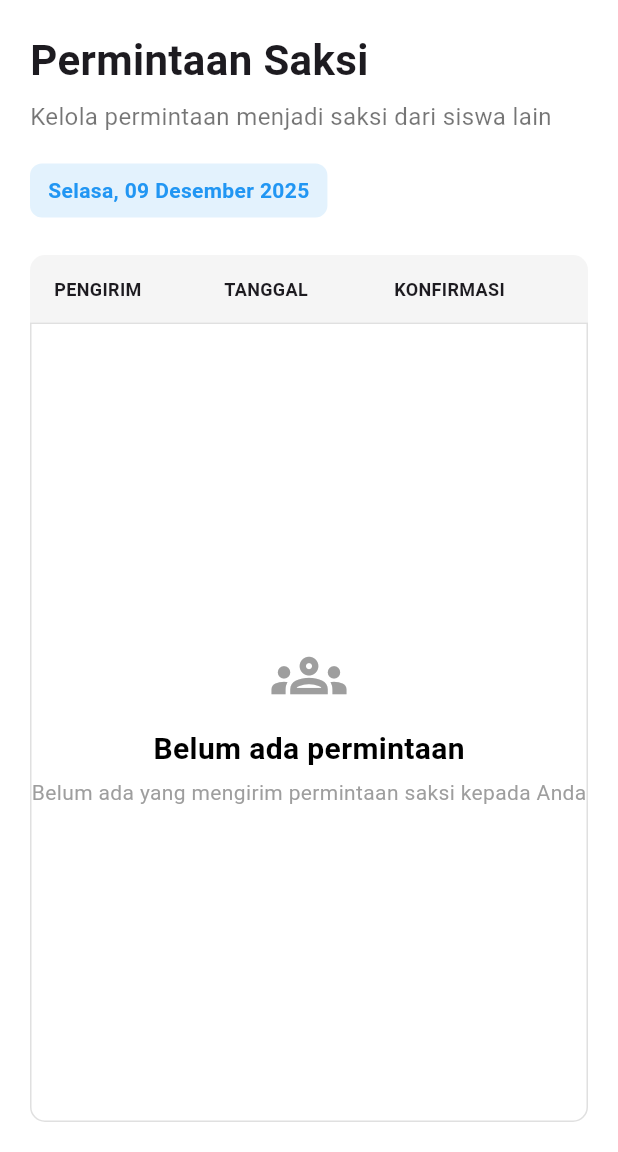
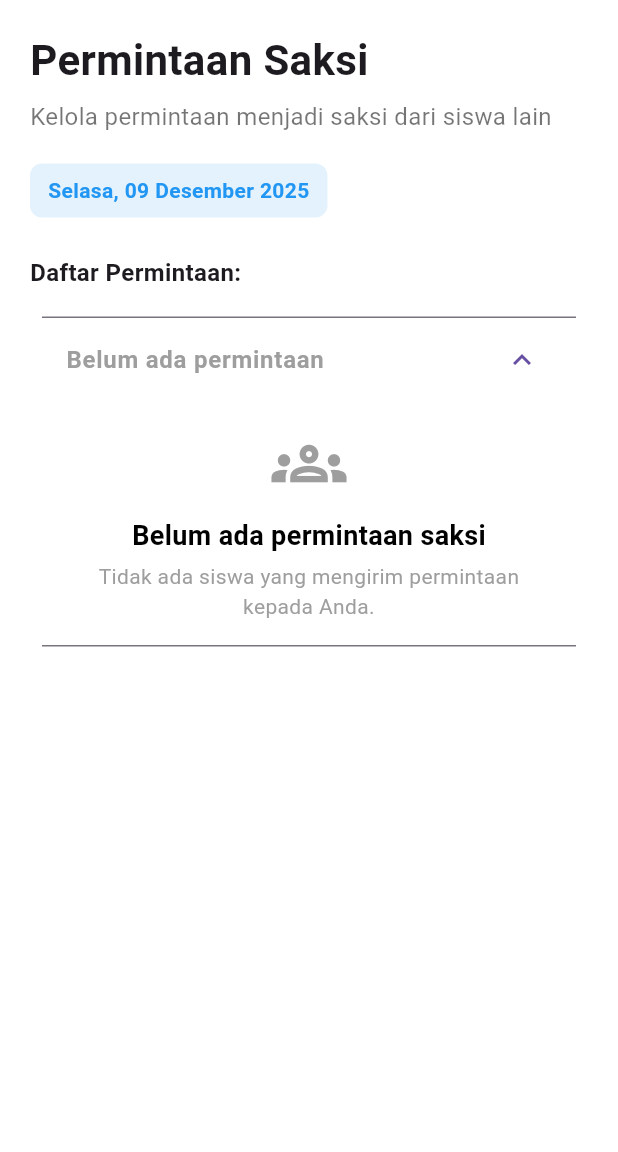
Before and after one commit to Kenjo-Syonin/jurnalku, a Flutter app: the PermintaanSaksiPage screen opened directly, on a phone screen of 412 x 824 dp, the part 84-1236 px from its top. Run offline on Flutter 3.47's test engine with Material 3 defaults, Android fonts, the phone set to English and light mode, and no system bars.

Commit message:
ubah tabel

```diff
--- a/lib/pages/permintaan_saksi.dart
+++ b/lib/pages/permintaan_saksi.dart
@@ -84,55 +84,71 @@ class PermintaanSaksiPage extends StatelessWidget {
   child: Column(
     crossAxisAlignment: CrossAxisAlignment.start,
     children: [
-            const Text("Permintaan Saksi", style: TextStyle(fontSize: 28, fontWeight: FontWeight.bold)),
+      const Text("Permintaan Saksi",
+          style: TextStyle(fontSize: 28, fontWeight: FontWeight.bold)),
       const SizedBox(height: 6),
-            const Text("Kelola permintaan menjadi saksi dari siswa lain", style: TextStyle(fontSize: 16, color: Colors.black54)),
+      const Text("Kelola permintaan menjadi saksi dari siswa lain",
+          style: TextStyle(fontSize: 16, color: Colors.black54)),
       const SizedBox(height: 20),
+
+      // Tanggal Hari Ini
       Container(
         padding: const EdgeInsets.symmetric(horizontal: 12, vertical: 8),
-              decoration: BoxDecoration(color: Colors.blue[50], borderRadius: BorderRadius.circular(8)),
-              child: Text(today, style: const TextStyle(color: Colors.blue, fontWeight: FontWeight.w600)),
+        decoration: BoxDecoration(
+            color: Colors.blue[50], borderRadius: BorderRadius.circular(8)),
+        child: Text(today,
+            style:
+                const TextStyle(color: Colors.blue, fontWeight: FontWeight.w600)),
       ),
+
       const SizedBox(height: 25),
-            Container(
-              decoration: BoxDecoration(
-                color: Colors.grey[100],
-                borderRadius: const BorderRadius.only(topLeft: Radius.circular(10), topRight: Radius.circular(10)),
+      const Text("Daftar Permintaan:",
+          style: TextStyle(fontWeight: FontWeight.bold, fontSize: 16)),
+      const SizedBox(height: 10),
+
+      Expanded(
+        child: Container(
+          padding: const EdgeInsets.all(8),
+          // Jika datanya kosong
+          child: ListView(
+            children: [
+              // Jika belum ada permintaan
+              ExpansionTile(
+                initiallyExpanded: true,
+                title: const Text(
+                  "Belum ada permintaan",
+                  style: TextStyle(
+                      fontWeight: FontWeight.bold, color: Colors.grey),
                 ),
-              padding: const EdgeInsets.symmetric(vertical: 14, horizontal: 16),
-              child: const Row(
-                mainAxisAlignment: MainAxisAlignment.spaceBetween,
+                children: const [
+                  Padding(
+                    padding: EdgeInsets.all(16),
+                    child: Column(
                       children: [
-                  Expanded(child: Text("PENGIRIM", style: TextStyle(fontSize: 12, fontWeight: FontWeight.bold))),
-                  Expanded(child: Text("TANGGAL", style: TextStyle(fontSize: 12, fontWeight: FontWeight.bold))),
-                  Expanded(child: Text("KONFIRMASI", style: TextStyle(fontSize: 12, fontWeight: FontWeight.bold))),
+                        Icon(Icons.groups_outlined, color: Colors.grey, size: 50),
+                        SizedBox(height: 10),
+                        Text("Belum ada permintaan saksi",
+                            style: TextStyle(
+                                fontSize: 18,
+                                fontWeight: FontWeight.bold,
+                                color: Colors.black)),
+                        SizedBox(height: 4),
+                        Text("Tidak ada siswa yang mengirim permintaan kepada Anda.",
+                            textAlign: TextAlign.center,
+                            style: TextStyle(color: Colors.grey)),
                       ],
                     ),
                   ),
-            Expanded(
-              child: Container(
-                width: double.infinity,
-                decoration: BoxDecoration(
-                  borderRadius: const BorderRadius.only(bottomLeft: Radius.circular(10), bottomRight: Radius.circular(10)),
-                  border: Border.all(color: Colors.grey[300]!),
-                ),
-                child: Center(
-                  child: Column(
-                    mainAxisAlignment: MainAxisAlignment.center,
-                    children: const [
-                      Icon(Icons.groups_outlined, color: Colors.grey, size: 50),
-                      SizedBox(height: 10),
-                      Text("Belum ada permintaan", style: TextStyle(fontSize: 20, fontWeight: FontWeight.bold, color: Colors.black)),
-                      SizedBox(height: 4),
-                      Text("Belum ada yang mengirim permintaan saksi kepada Anda", style: TextStyle(color: Colors.grey)),
                 ],
               ),
+            ],
           ),
         ),
       ),
     ],
   ),
 ),
+
     );
   }
 }
```
Lines whose indentation alone changed are shown as unchanged.
